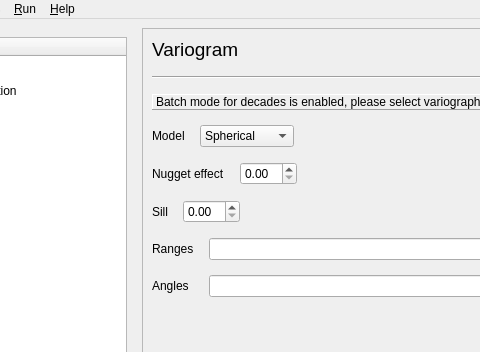
First picture: the form in GSIMCLI/interface/gsimcli.ui, repository iled/gsimcli, before the edit; both pictures show x 112 to 592 and y 0 to 352 of the 742 by 660 pixel window.
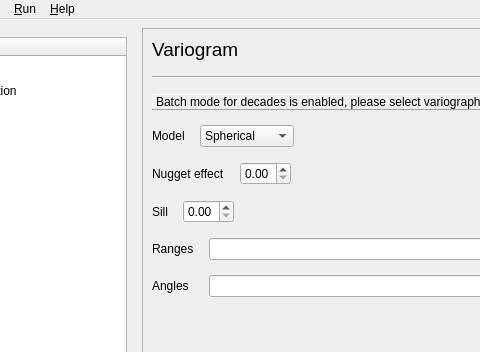
Second picture: the form after the edit. The open tabs and pages were chosen to show the change.

Commit message: small changes in ui and doc strings

What changed in the file:
```diff
--- a/GSIMCLI/interface/gsimcli.ui
+++ b/GSIMCLI/interface/gsimcli.ui
@@ -949,6 +949,12 @@
                  <verstretch>0</verstretch>
                 </sizepolicy>
                </property>
+               <property name="maximum">
+                <double>1.000000000000000</double>
+               </property>
+               <property name="singleStep">
+                <double>0.010000000000000</double>
+               </property>
               </widget>
              </item>
              <item>
@@ -983,6 +989,12 @@
                  <verstretch>0</verstretch>
                 </sizepolicy>
                </property>
+               <property name="maximum">
+                <double>1.000000000000000</double>
+               </property>
+               <property name="singleStep">
+                <double>0.010000000000000</double>
+               </property>
               </widget>
              </item>
              <item>
```
Left out of the diff: 14 changed lines with no effect on the pictures. The commit also changes 3 other files.
